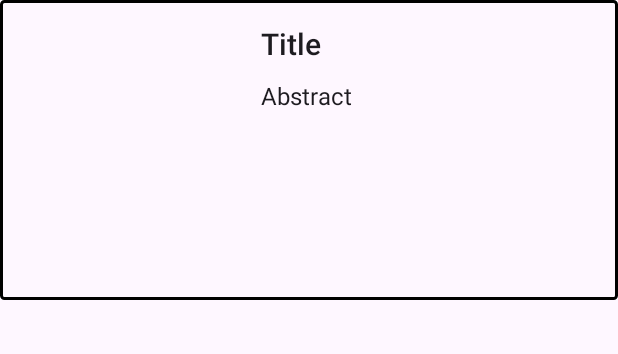
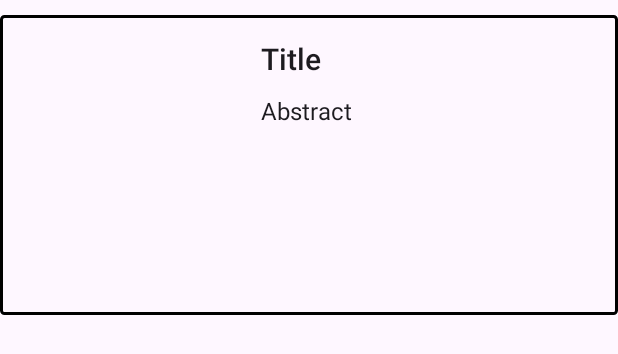
Before and after one commit to DeveloperMindset123/Actors_And_Movies, an Android app: the layout item_movies.xml on its own in the app's theme, with its tools: preview values and no code run, on a phone screen of 412 x 824 dp. Shown: the top 354 px of the screen. Run offline under Robolectric (Android 15) with nearby library versions, the phone set to English and light mode, and no system bars.

```diff
--- a/app/src/main/java/com/example/actors_and_movies/DetailActivity.kt
+++ b/app/src/main/java/com/example/actors_and_movies/DetailActivity.kt
@@ -1,4 +1,4 @@
-package com.codepath.articlesearch
+package com.example.actors_and_movies  //updated the path so we can correctly access the package in other files
 
 import android.os.Bundle
 import android.widget.ImageView
--- a/app/src/main/java/com/example/actors_and_movies/MainActivity.kt
+++ b/app/src/main/java/com/example/actors_and_movies/MainActivity.kt
@@ -9,13 +9,14 @@ import androidx.recyclerview.widget.DividerItemDecoration
 import androidx.recyclerview.widget.LinearLayoutManager
 import androidx.recyclerview.widget.RecyclerView
 //import com.codepath.articlesearch.R
-import com.codepath.articlesearch.UpcomingMoviesAdapter
+import com.example.actors_and_movies.UpcomingMoviesAdapter
 import com.codepath.asynchttpclient.AsyncHttpClient
 import com.codepath.asynchttpclient.callback.JsonHttpResponseHandler
 import kotlinx.serialization.decodeFromString
 import okhttp3.Headers
 import org.json.JSONException
 import kotlinx.serialization.json.Json
+import com.example.actors_and_movies.DetailActivity
 
 class MainActivity : AppCompatActivity() {
     private lateinit var moviesRecyclerView: RecyclerView
--- a/app/src/main/java/com/example/actors_and_movies/UpcomingMovie.kt
+++ b/app/src/main/java/com/example/actors_and_movies/UpcomingMovie.kt
@@ -5,6 +5,7 @@ import android.support.annotation.Keep
 import kotlinx.serialization.SerialName
 import kotlinx.serialization.Serializable
 //import java.io.Serializable
+import com.example.actors_and_movies.DetailActivity
 
 //Following sample code shows the api call that needs to be made: https://api.themoviedb.org/3/movie/upcoming?language=en-US&page=1&api_key="API-KEY-GOES-HERE" --> I need to see what the sample response looks like in order to determine the data class
 /*
--- a/app/src/main/java/com/example/actors_and_movies/UpcomingMoviesAdapter.kt
+++ b/app/src/main/java/com/example/actors_and_movies/UpcomingMoviesAdapter.kt
@@ -1,4 +1,4 @@
-package com.codepath.articlesearch
+package com.example.actors_and_movies
 
 import android.content.Context
 import android.content.Intent
@@ -11,7 +11,7 @@ import androidx.recyclerview.widget.RecyclerView
 import com.bumptech.glide.Glide
 import com.example.actors_and_movies.R
 import com.example.actors_and_movies.UpcomingMovie
-//import com.example.actors_and_movies.DetailAc
+import com.example.actors_and_movies.DetailActivity
 
 const val MOVIE_EXTRA = "MOVIE_EXTRA"
 
@@ -54,7 +54,7 @@ class UpcomingMoviesAdapter(private val context: Context, private val movies: Li
 
             //Navigate to Details screen and pass selected article
             val intent = Intent(context, DetailActivity::class.java)
-            intent.putExtra("MOVIE_EXTRA", movies[absoluteAdapterPosition]) //note that in order for this function to work, upcomingMovie needs to be set to java.io.serializable
+            intent.putExtra(MOVIE_EXTRA, movie) //note that in order for this function to work, upcomingMovie needs to be set to java.io.serializable
             context.startActivity(intent)
 /*
             val intent = Intent(context, DetailActivity::class.java)
--- a/app/src/main/res/layout/item_movies.xml
+++ b/app/src/main/res/layout/item_movies.xml
@@ -3,7 +3,9 @@
     xmlns:app="http://schemas.android.com/apk/res-auto"
     android:layout_width="match_parent"
     android:layout_height="200dp"
-    android:background="@drawable/border_frame">
+    android:background="@drawable/border_frame"
+    android:layout_marginTop="10dp"
+    >
 
     <ImageView
         android:id="@+id/mediaImage"
```
Also changed, not shown: app/src/main/AndroidManifest.xml (+8 -1 lines).
